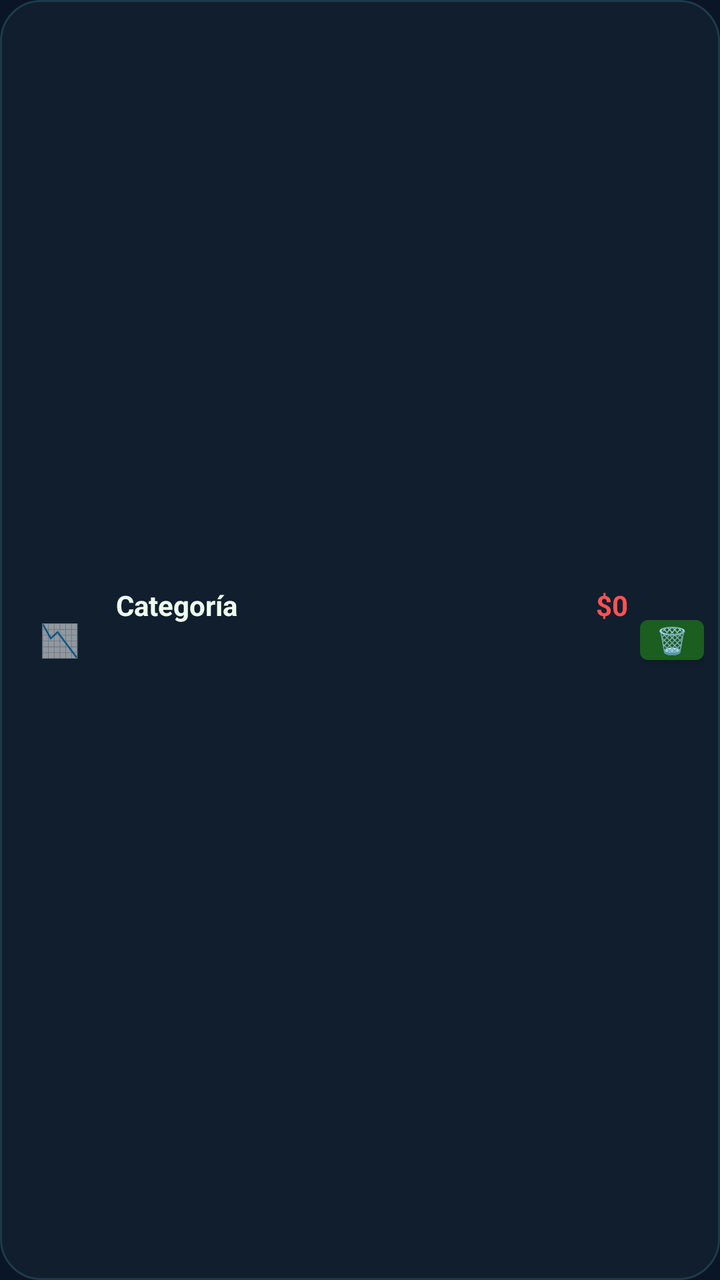
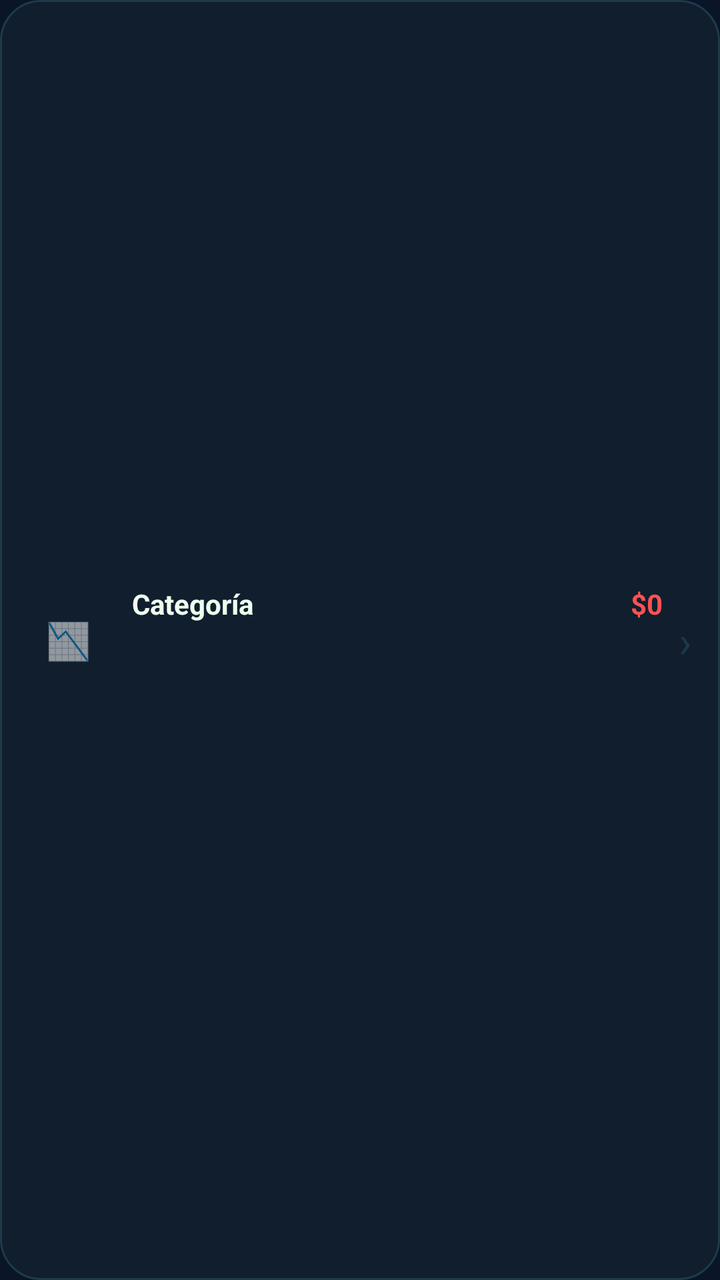

Screens rendered from an Android XML layout before and after an edit, with the pre-edit source and the edit as a unified diff.
<!-- AndroidManifest.xml: application theme Theme.MiPrimeraApp -->
<!-- res/layout/item_movimiento.xml -->
<?xml version="1.0" encoding="utf-8"?>
<LinearLayout xmlns:android="http://schemas.android.com/apk/res/android"
    android:layout_width="match_parent"
    android:layout_height="wrap_content"
    android:orientation="horizontal"
    android:background="@drawable/finanzas_card_background"
    android:paddingStart="12dp" android:paddingEnd="8dp"
    android:paddingTop="12dp" android:paddingBottom="12dp"
    android:layout_marginBottom="6dp"
    android:gravity="center_vertical">

    
    <TextView android:id="@+id/tvTipoIndicador"
        android:layout_width="36dp" android:layout_height="36dp"
        android:gravity="center" android:text="📉"
        android:textSize="16sp" android:layout_marginEnd="10dp"/>

    
    <LinearLayout android:layout_width="0dp" android:layout_height="wrap_content"
        android:layout_weight="1" android:orientation="vertical">

        <LinearLayout android:layout_width="match_parent" android:layout_height="wrap_content"
            android:orientation="horizontal" android:gravity="center_vertical">
            <TextView android:id="@+id/tvCategoria"
                android:layout_width="0dp" android:layout_height="wrap_content"
                android:layout_weight="1"
                android:text="Categoría" android:textColor="#EEFFEE"
                android:textSize="14sp" android:textStyle="bold"
                android:ellipsize="end" android:maxLines="1"/>
            <TextView android:id="@+id/tvValor"
                android:layout_width="wrap_content" android:layout_height="wrap_content"
                android:text="$0" android:textColor="#FF5252"
                android:textSize="14sp" android:textStyle="bold"
                android:layout_marginStart="8dp"/>
        </LinearLayout>

        <TextView android:id="@+id/tvDetalle"
            android:layout_width="match_parent" android:layout_height="wrap_content"
            android:text="" android:textColor="#445566"
            android:textSize="12sp" android:ellipsize="end" android:maxLines="1"
            android:layout_marginTop="2dp"/>

        <TextView android:id="@+id/tvFecha"
            android:layout_width="match_parent" android:layout_height="wrap_content"
            android:text="" android:textColor="#334455"
            android:textSize="11sp" android:layout_marginTop="2dp"/>
    </LinearLayout>

    
    <Button android:id="@+id/btnEliminarMovimiento"
        android:layout_width="32dp" android:layout_height="32dp"
        android:text="🗑" android:textSize="13sp"
        android:padding="0dp"

        android:background="@null"
        android:layout_marginStart="6dp"/>

</LinearLayout>
<!-- resources referenced by this layout -->
<resources>
  <!-- drawable finanzas_card_background (drawable) -->
  <?xml version="1.0" encoding="utf-8"?>
  <shape xmlns:android="http://schemas.android.com/apk/res/android"
      android:shape="rectangle">
      <solid android:color="#111E2E" />
      <corners android:radius="20dp" />
      <stroke android:width="1dp" android:color="#1E3A4A" />
  </shape>
  <style name="Theme.MiPrimeraApp" parent="Theme.MaterialComponents.DayNight.NoActionBar">
          <item name="colorPrimary">#1B5E20</item>
          <item name="colorPrimaryVariant">#2E7D32</item>
          <item name="colorOnPrimary">#FFFFFF</item>
          <item name="colorSecondary">#00BFA5</item>
          <item name="colorOnSecondary">#FFFFFF</item>
          <item name="android:statusBarColor">#0A1628</item>
          <item name="android:navigationBarColor">#0A1628</item>
          <item name="android:windowBackground">#0A1628</item>
      </style>
</resources>

<!-- the commit's change to res/layout/item_movimiento.xml (unified diff, before → after) -->
@@ -4,16 +4,18 @@
     android:layout_height="wrap_content"
     android:orientation="horizontal"
     android:background="@drawable/finanzas_card_background"
-    android:paddingStart="12dp" android:paddingEnd="8dp"
-    android:paddingTop="12dp" android:paddingBottom="12dp"
+    android:paddingStart="14dp" android:paddingEnd="14dp"
+    android:paddingTop="14dp" android:paddingBottom="14dp"
     android:layout_marginBottom="6dp"
-    android:gravity="center_vertical">
+    android:gravity="center_vertical"
+    android:clickable="true"
+    android:focusable="true">
 
     
     <TextView android:id="@+id/tvTipoIndicador"
-        android:layout_width="36dp" android:layout_height="36dp"
+        android:layout_width="40dp" android:layout_height="40dp"
         android:gravity="center" android:text="📉"
-        android:textSize="16sp" android:layout_marginEnd="10dp"/>
+        android:textSize="18sp" android:layout_marginEnd="12dp"/>
 
     
     <LinearLayout android:layout_width="0dp" android:layout_height="wrap_content"
@@ -31,7 +33,7 @@
                 android:layout_width="wrap_content" android:layout_height="wrap_content"
                 android:text="$0" android:textColor="#FF5252"
                 android:textSize="14sp" android:textStyle="bold"
-                android:layout_marginStart="8dp"/>
+                android:layout_marginStart="10dp"/>
         </LinearLayout>
 
         <TextView android:id="@+id/tvDetalle"
@@ -42,17 +44,13 @@
 
         <TextView android:id="@+id/tvFecha"
             android:layout_width="match_parent" android:layout_height="wrap_content"
-            android:text="" android:textColor="#334455"
-            android:textSize="11sp" android:layout_marginTop="2dp"/>
+            android:text="" android:textColor="#2A4A5A"
+            android:textSize="11sp" android:layout_marginTop="3dp"/>
     </LinearLayout>
 
     
-    <Button android:id="@+id/btnEliminarMovimiento"
-        android:layout_width="32dp" android:layout_height="32dp"
-        android:text="🗑" android:textSize="13sp"
-        android:padding="0dp"
-
-        android:background="@null"
-        android:layout_marginStart="6dp"/>
+    <TextView android:layout_width="wrap_content" android:layout_height="wrap_content"
+        android:text="›" android:textColor="#1A3A4A"
+        android:textSize="22sp" android:layout_marginStart="8dp"/>
 
 </LinearLayout>
